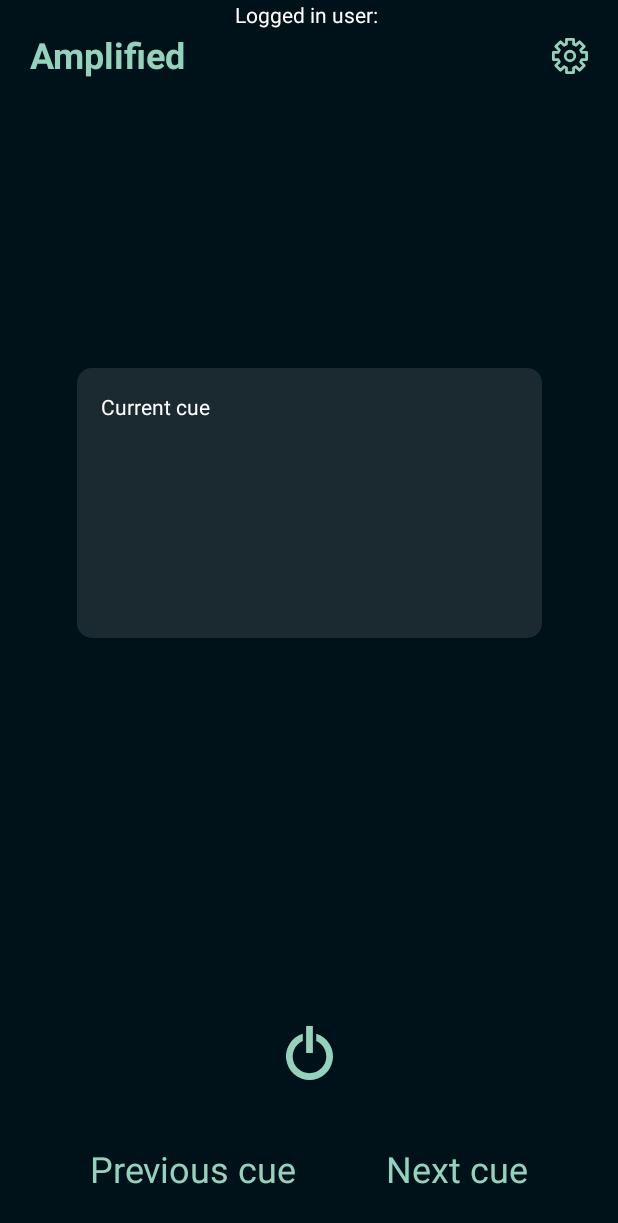
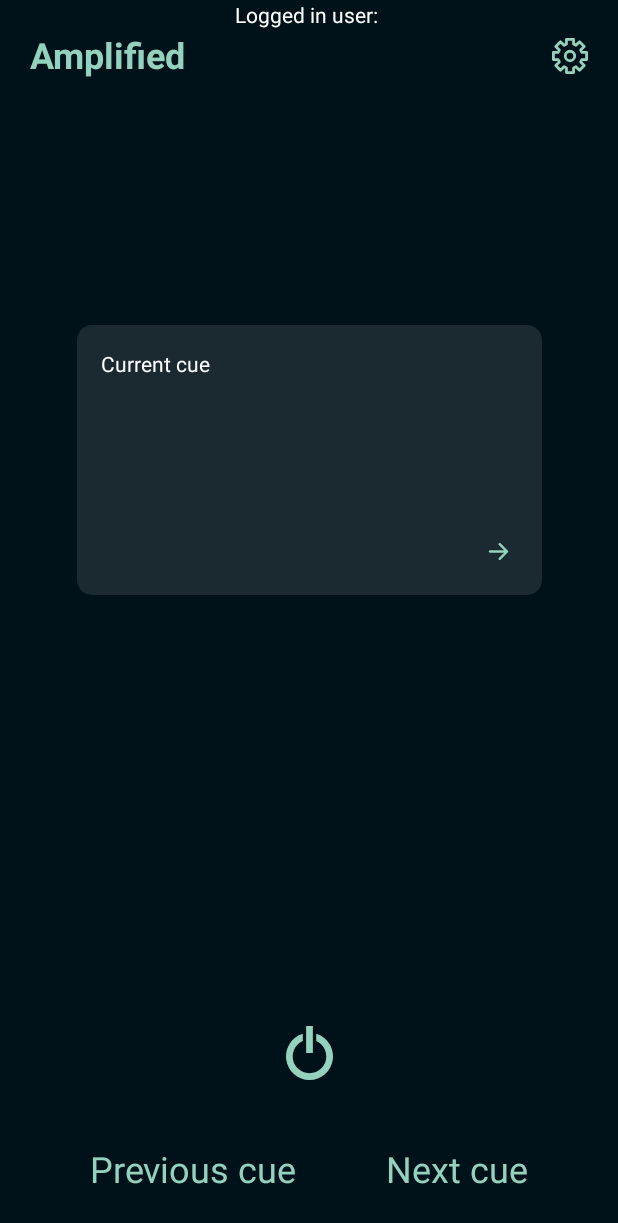
Before and after one commit to adrianflatner/Wearable-Memory-Augmentation, an Android app: the CardFragment screen opened directly, with no data from a screen before it, on a phone screen of 412 x 824 dp. Shown: the top 1223 px of the screen. Run offline under Robolectric (Android 15) with nearby library versions, the phone set to English and light mode, and no system bars; our stand-ins replace Firebase (no records; nobody signed in at launch, a user with empty details on screens opened directly); libraries missing offline, so code that uses them is left out: androidx.core.animation; 3 statements that could not run were skipped.

Commit message:
flip card

```diff
--- a/Phone/app/build.gradle
+++ b/Phone/app/build.gradle
@@ -36,6 +36,7 @@ dependencies {
     implementation 'com.google.firebase:firebase-auth:21.0.1'
     implementation 'androidx.navigation:navigation-fragment:2.3.5'
     implementation 'com.google.firebase:firebase-database:20.0.3'
+    implementation 'androidx.core:core-animation:1.0.0-alpha02'
     testImplementation 'junit:junit:4.+'
     androidTestImplementation 'androidx.test.ext:junit:1.1.3'
     androidTestImplementation 'androidx.test.espresso:espresso-core:3.4.0'
--- a/Phone/app/src/main/java/no/ntnu/wearablememoryaugmentation/views/CardFragment.java
+++ b/Phone/app/src/main/java/no/ntnu/wearablememoryaugmentation/views/CardFragment.java
@@ -1,26 +1,28 @@
 package no.ntnu.wearablememoryaugmentation.views;
 
+
+import android.content.Context;
 import android.os.Bundle;
 import android.view.LayoutInflater;
 import android.view.View;
 import android.view.ViewGroup;
+import android.widget.FrameLayout;
 import android.widget.TextView;
 
 import androidx.annotation.NonNull;
 import androidx.annotation.Nullable;
 import androidx.constraintlayout.widget.ConstraintLayout;
+import androidx.core.animation.Animator;
+import androidx.core.animation.AnimatorInflater;
 import androidx.fragment.app.Fragment;
 import androidx.lifecycle.Observer;
 import androidx.lifecycle.ViewModelProvider;
 
-import java.lang.reflect.Array;
 import java.util.ArrayList;
-import java.util.Objects;
 
 import no.ntnu.wearablememoryaugmentation.R;
 import no.ntnu.wearablememoryaugmentation.model.Cue;
 import no.ntnu.wearablememoryaugmentation.viewModel.CardViewModel;
-import no.ntnu.wearablememoryaugmentation.viewModel.HomeViewModel;
 
 public class CardFragment extends Fragment {
 
@@ -29,22 +31,25 @@ public class CardFragment extends Fragment {
     private TextView cueInfo;
     private TextView currentInfo;
     private TextView cueTextSmall;
-    private ConstraintLayout cardView;
+    private FrameLayout front;
+    private FrameLayout back;
+    private View flipButton;
+    private TextView finishButton;
     private ArrayList<Cue> cueArrayList;
-    private Boolean isFlipped;
 
 
     @Override
     public void onCreate(@Nullable Bundle savedInstanceState) {
         super.onCreate(savedInstanceState);
-        isFlipped = false;
+
         cardViewModel = new ViewModelProvider(this).get(CardViewModel.class);
         cardViewModel.getCueListMutableLiveData().observe(this, new Observer<ArrayList<Cue>>() {
             @Override
             public void onChanged(ArrayList<Cue> cues) {
                 int i = 0;
-                if (cues != null){
+                if (cues != null) {
                     cueText.setText(cues.get(i).cue);
+                    cueTextSmall.setText(cues.get(i).cue);
                     cueInfo.setText(cues.get(i).info);
                     cueArrayList = cues;
                 }
@@ -58,25 +63,64 @@ public class CardFragment extends Fragment {
         View view = inflater.inflate(R.layout.fragment_card, container, false);
 
         currentInfo = view.findViewById(R.id.current_info);
-        cueTextSmall = view.findViewById(R.id.cue_text_small);
+        cueTextSmall = view.findViewById(R.id.cue_text_small_back);
         cueText = view.findViewById(R.id.cue_text);
-        cardView = view.findViewById(R.id.card_view);
-        cueInfo = view.findViewById(R.id.cue_info);
-        cueInfo.setVisibility(TextView.INVISIBLE);
+        cueInfo = view.findViewById(R.id.cue_info_back);
 
-        ConstraintLayout cardView = view.findViewById(R.id.card_view);
-        cardView.setOnClickListener(new View.OnClickListener() {
+        front = view.findViewById(R.id.view_front);
+        front.setVisibility(View.VISIBLE);
+        back = view.findViewById(R.id.view_back);
+
+        flipButton = view.findViewById(R.id.flip_button);
+        finishButton = view.findViewById(R.id.finish_button);
+
+        flipButton.setOnClickListener(new View.OnClickListener() {
             @Override
             public void onClick(View view) {
-                isFlipped = !isFlipped;
-                cueText.setVisibility(isFlipped ? TextView.INVISIBLE : TextView.VISIBLE);
-                cueInfo.setVisibility(!isFlipped ? TextView.INVISIBLE : TextView.VISIBLE);
-                currentInfo.setText(isFlipped ? "Information" : "Current cue");
-                cueTextSmall.setText(isFlipped ? cueText.getText() : "");
-                cardView.setBackgroundResource(isFlipped ? R.drawable.card_background_yellow : R.drawable.card_background);
+                flipCard(inflater.getContext(), back, front);
+            }
+        });
+        finishButton.setOnClickListener(new View.OnClickListener() {
+            @Override
+            public void onClick(View view) {
+                flipCard(inflater.getContext(), front, back);
             }
         });
 
         return view;
     }
+
+    private void flipCard(Context context, View front, View back) {
+        try {
+            front.setVisibility(View.VISIBLE);
+            Animator flipOutAnimatorSet = AnimatorInflater.loadAnimator(
+                    context,
+                    R.animator.flip_out
+            );
+            flipOutAnimatorSet.setTarget(back);
+            Animator flipInAnimatorSet =
+                    AnimatorInflater.loadAnimator(
+                            context,
+                            R.animator.flip_in
+                    );
+            flipInAnimatorSet.setTarget(front);
+            flipOutAnimatorSet.start();
+            flipInAnimatorSet.start();
+            flipOutAnimatorSet.addListener(new Animator.AnimatorListener() {
+                @Override
+                public void onAnimationStart(@NonNull Animator animation) { }
+                @Override
+                public void onAnimationEnd(@NonNull Animator animation) {
+                    back.setVisibility(View.GONE);
+                }
+                @Override
+                public void onAnimationCancel(@NonNull Animator animation) { }
+                @Override
+                public void onAnimationRepeat(@NonNull Animator animation) { }
+            });
+        } catch (Exception e) {
+
+        }
+    }
+
 }
--- /dev/null
+++ b/Phone/app/src/main/res/drawable/ic_arrow_right.xml
@@ -0,0 +1,10 @@
+<vector xmlns:android="http://schemas.android.com/apk/res/android"
+    android:width="26dp"
+    android:height="26dp"
+    android:viewportWidth="26"
+    android:viewportHeight="26">
+  <path
+      android:pathData="M6.5,13.0001C6.5,12.7846 6.5856,12.5779 6.738,12.4255C6.8903,12.2732 7.097,12.1876 7.3125,12.1876H16.7261L13.2372,8.7003C13.0847,8.5477 12.999,8.3408 12.999,8.125C12.999,7.9093 13.0847,7.7024 13.2372,7.5498C13.3898,7.3972 13.5967,7.3115 13.8125,7.3115C14.0283,7.3115 14.2352,7.3972 14.3877,7.5498L19.2627,12.4248C19.3384,12.5003 19.3984,12.5899 19.4394,12.6886C19.4804,12.7874 19.5015,12.8932 19.5015,13.0001C19.5015,13.1069 19.4804,13.2127 19.4394,13.3115C19.3984,13.4102 19.3384,13.4998 19.2627,13.5753L14.3877,18.4503C14.2352,18.6029 14.0283,18.6886 13.8125,18.6886C13.5967,18.6886 13.3898,18.6029 13.2372,18.4503C13.0847,18.2977 12.999,18.0908 12.999,17.8751C12.999,17.6593 13.0847,17.4524 13.2372,17.2998L16.7261,13.8126H7.3125C7.097,13.8126 6.8903,13.7269 6.738,13.5746C6.5856,13.4222 6.5,13.2155 6.5,13.0001Z"
+      android:fillColor="#94D2BD"
+      android:fillType="evenOdd"/>
+</vector>
--- /dev/null
+++ b/Phone/app/src/main/res/layout/card_back.xml
@@ -0,0 +1,53 @@
+<?xml version="1.0" encoding="utf-8"?>
+<androidx.constraintlayout.widget.ConstraintLayout xmlns:android="http://schemas.android.com/apk/res/android"
+    xmlns:app="http://schemas.android.com/apk/res-auto"
+    xmlns:tools="http://schemas.android.com/tools"
+    android:id="@+id/card_view_back"
+    android:layout_width="310dp"
+    android:layout_height="180dp"
+    android:background="@drawable/card_background_yellow">
+
+    <TextView
+        android:id="@+id/current_info_back"
+        android:layout_width="wrap_content"
+        android:layout_height="wrap_content"
+        android:layout_marginStart="16dp"
+        android:layout_marginTop="16dp"
+        android:text="Information"
+        app:layout_constraintStart_toStartOf="parent"
+        app:layout_constraintTop_toTopOf="parent" />
+
+    <TextView
+        android:id="@+id/cue_text_small_back"
+        android:layout_width="wrap_content"
+        android:layout_height="wrap_content"
+        android:layout_marginEnd="16dp"
+        android:layout_marginBottom="16dp"
+        android:textColor="@color/app_yellow"
+        app:layout_constraintBottom_toTopOf="@+id/cue_info_back"
+        app:layout_constraintEnd_toEndOf="parent" />
+
+
+    <TextView
+        android:id="@+id/cue_info_back"
+        android:layout_width="wrap_content"
+        android:layout_height="wrap_content"
+        android:textSize="24sp"
+        app:layout_constraintBottom_toBottomOf="parent"
+        app:layout_constraintEnd_toEndOf="parent"
+        app:layout_constraintStart_toStartOf="parent"
+        app:layout_constraintTop_toTopOf="parent" />
+
+    <TextView
+        android:id="@+id/finish_button"
+        android:layout_width="wrap_content"
+        android:layout_height="wrap_content"
+        android:layout_marginEnd="8dp"
+        android:layout_marginBottom="8dp"
+        android:padding="8dp"
+        android:text="Finish"
+        android:textColor="@color/app_green_action"
+        android:textSize="18sp"
+        app:layout_constraintBottom_toBottomOf="parent"
+        app:layout_constraintEnd_toEndOf="parent" />
+</androidx.constraintlayout.widget.ConstraintLayout>
--- /dev/null
+++ b/Phone/app/src/main/res/layout/card_front.xml
@@ -0,0 +1,41 @@
+<?xml version="1.0" encoding="utf-8"?>
+<androidx.constraintlayout.widget.ConstraintLayout xmlns:android="http://schemas.android.com/apk/res/android"
+    xmlns:app="http://schemas.android.com/apk/res-auto"
+    xmlns:tools="http://schemas.android.com/tools"
+    android:id="@+id/card_view"
+    android:layout_width="310dp"
+    android:layout_height="180dp"
+    android:background="@drawable/card_background">
+
+    <TextView
+        android:id="@+id/current_info"
+        android:layout_width="wrap_content"
+        android:layout_height="wrap_content"
+        android:layout_marginStart="16dp"
+        android:layout_marginTop="16dp"
+        android:text="Current cue"
+        app:layout_constraintStart_toStartOf="parent"
+        app:layout_constraintTop_toTopOf="parent" />
+
+    <TextView
+        android:id="@+id/cue_text"
+        android:layout_width="wrap_content"
+        android:layout_height="wrap_content"
+        android:textSize="24sp"
+        app:layout_constraintBottom_toBottomOf="parent"
+        app:layout_constraintEnd_toEndOf="parent"
+        app:layout_constraintStart_toStartOf="parent"
+        app:layout_constraintTop_toTopOf="parent" />
+
+    <ImageView
+        android:id="@+id/flip_button"
+        android:layout_width="wrap_content"
+        android:layout_height="wrap_content"
+        android:layout_marginEnd="8dp"
+        android:layout_marginBottom="8dp"
+        android:padding="8dp"
+        app:layout_constraintBottom_toBottomOf="parent"
+        app:layout_constraintEnd_toEndOf="parent"
+        app:srcCompat="@drawable/ic_arrow_right" />
+
+</androidx.constraintlayout.widget.ConstraintLayout>
--- a/Phone/app/src/main/res/layout/fragment_card.xml
+++ b/Phone/app/src/main/res/layout/fragment_card.xml
@@ -1,49 +1,46 @@
 <?xml version="1.0" encoding="utf-8"?>
 <androidx.constraintlayout.widget.ConstraintLayout xmlns:android="http://schemas.android.com/apk/res/android"
     xmlns:app="http://schemas.android.com/apk/res-auto"
+    xmlns:custom="http://schemas.android.com/apk/res-auto"
     xmlns:tools="http://schemas.android.com/tools"
-    android:id="@+id/card_view"
-    android:layout_width="310dp"
-    android:layout_height="180dp"
-    android:background="@drawable/card_background">
+    android:id="@+id/container"
+    android:layout_width="match_parent"
+    android:layout_height="match_parent">
 
-    <TextView
-        android:id="@+id/current_info"
-        android:layout_width="wrap_content"
-        android:layout_height="wrap_content"
-        android:layout_marginStart="16dp"
-        android:layout_marginTop="16dp"
-        android:text="Current cue"
-        app:layout_constraintStart_toStartOf="parent"
-        app:layout_constraintTop_toTopOf="parent" />
-
-    <TextView
-        android:id="@+id/cue_text_small"
-        android:layout_width="wrap_content"
-        android:layout_height="wrap_content"
-        android:layout_marginEnd="16dp"
-        android:layout_marginBottom="16dp"
-        android:textColor="@color/app_yellow"
-        app:layout_constraintBottom_toTopOf="@+id/cue_text"
-        app:layout_constraintEnd_toEndOf="parent" />
-
-    <TextView
-        android:id="@+id/cue_text"
-        android:layout_width="wrap_content"
-        android:layout_height="wrap_content"
-        android:textSize="24sp"
+    <FrameLayout
+        android:id="@+id/view_front"
+        android:layout_width="310dp"
+        android:layout_height="180dp"
+        android:visibility="gone"
         app:layout_constraintBottom_toBottomOf="parent"
+        app:layout_constraintDimensionRatio="1:1"
         app:layout_constraintEnd_toEndOf="parent"
         app:layout_constraintStart_toStartOf="parent"
-        app:layout_constraintTop_toTopOf="parent" />
+        app:layout_constraintTop_toTopOf="parent">
 
-    <TextView
-        android:id="@+id/cue_info"
-        android:layout_width="wrap_content"
-        android:layout_height="wrap_content"
-        android:textSize="24sp"
+        <include
+            layout="@layout/card_front"
+            android:layout_width="match_parent"
+            android:layout_height="match_parent" />
+
+    </FrameLayout>
+
+    <FrameLayout
+        android:id="@+id/view_back"
+        android:layout_width="310dp"
+        android:layout_height="180dp"
+        android:visibility="gone"
         app:layout_constraintBottom_toBottomOf="parent"
+        app:layout_constraintDimensionRatio="1:1"
         app:layout_constraintEnd_toEndOf="parent"
         app:layout_constraintStart_toStartOf="parent"
-        app:layout_constraintTop_toTopOf="parent" />
+        app:layout_constraintTop_toTopOf="parent">
+
+        <include
+            layout="@layout/card_back"
+            android:layout_width="match_parent"
+            android:layout_height="match_parent" />
+
+    </FrameLayout>
+
 </androidx.constraintlayout.widget.ConstraintLayout>
--- a/Phone/app/src/main/res/layout/fragment_home.xml
+++ b/Phone/app/src/main/res/layout/fragment_home.xml
@@ -16,14 +16,14 @@
 
     <FrameLayout
         android:id="@+id/card_placeholder"
-        android:layout_width="wrap_content"
-        android:layout_height="wrap_content"
+        android:layout_width="match_parent"
+        android:layout_height="300dp"
         app:layout_constraintBottom_toBottomOf="parent"
         app:layout_constraintEnd_toEndOf="parent"
-        app:layout_constraintHorizontal_bias="0.5"
+        app:layout_constraintHorizontal_bias="0.0"
         app:layout_constraintStart_toStartOf="parent"
         app:layout_constraintTop_toTopOf="parent"
-        app:layout_constraintVertical_bias="0.381" />
+        app:layout_constraintVertical_bias="0.299" />
 
     <FrameLayout
         android:id="@+id/navigation_placeholder"
--- a/Phone/app/src/main/res/values-night/themes.xml
+++ b/Phone/app/src/main/res/values-night/themes.xml
@@ -1,16 +1,17 @@
 <resources xmlns:tools="http://schemas.android.com/tools">
     <!-- Base application theme. -->
-    <style name="Theme.WearableMemoryAugmentation" parent="Theme.MaterialComponents.DayNight.DarkActionBar">
+    <style name="Theme.WearableMemoryAugmentation" parent="Theme.MaterialComponents.DayNight.NoActionBar">
         <!-- Primary brand color. -->
-        <item name="colorPrimary">@color/purple_200</item>
-        <item name="colorPrimaryVariant">@color/purple_700</item>
-        <item name="colorOnPrimary">@color/black</item>
+        <item name="colorPrimary">@color/app_green_action</item>
+        <item name="colorPrimaryVariant">@color/app_background</item>
+        <item name="colorOnPrimary">@color/white</item>
         <!-- Secondary brand color. -->
-        <item name="colorSecondary">@color/teal_200</item>
-        <item name="colorSecondaryVariant">@color/teal_200</item>
+        <item name="colorSecondary">@color/app_green_action</item>
+        <item name="colorSecondaryVariant">@color/app_green_action</item>
         <item name="colorOnSecondary">@color/black</item>
         <!-- Status bar color. -->
         <item name="android:statusBarColor" tools:targetApi="l">?attr/colorPrimaryVariant</item>
         <!-- Customize your theme here. -->
+        <item name="android:textColor">@color/white</item>
     </style>
 </resources>
```
Also changed, not shown: Phone/app/src/main/res/animator/flip_in.xml (added, +22 -0 lines), Phone/app/src/main/res/animator/flip_out.xml (added, +15 -0 lines).
